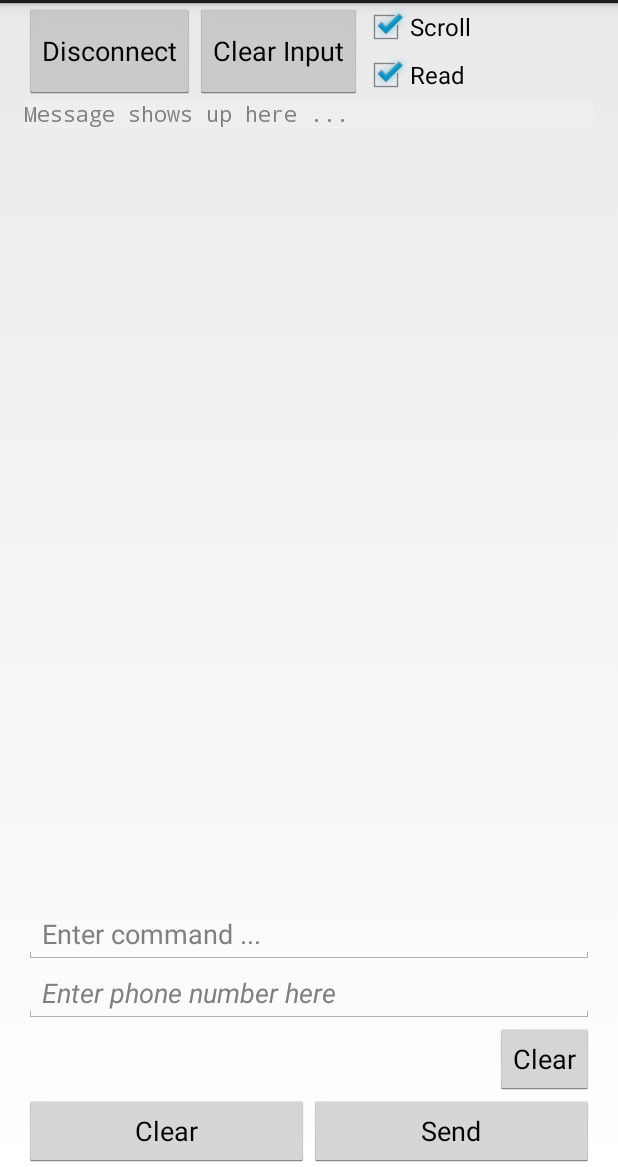
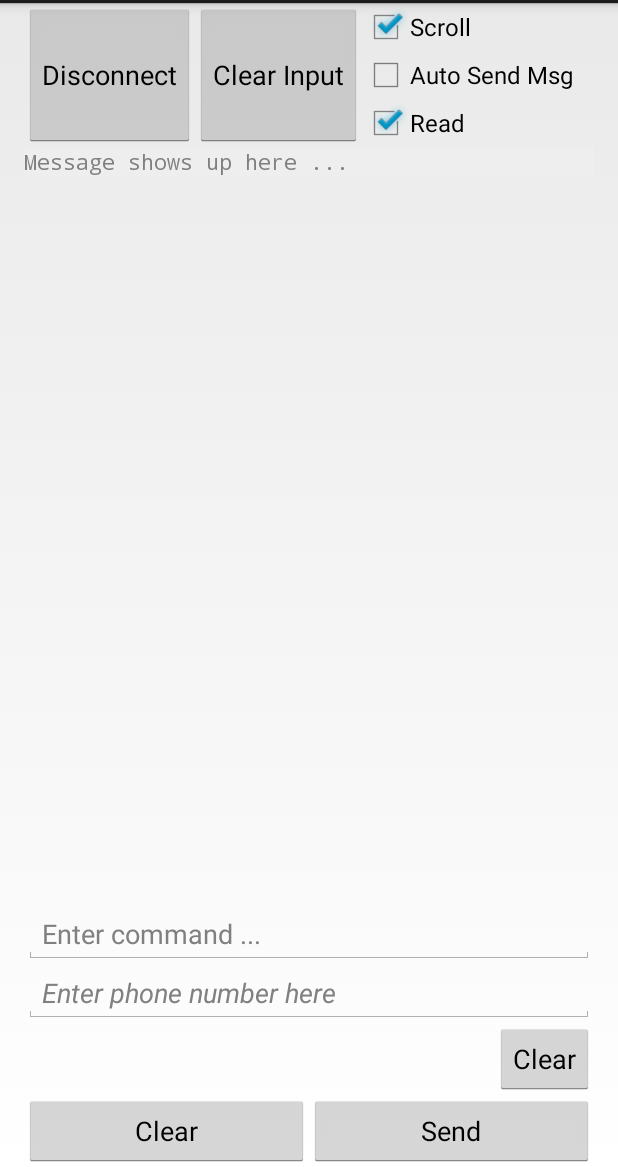
Before and after one commit to manashmandal/OthersProject, an Android app: the MainActivity screen opened directly, with no data from a screen before it, on a phone screen of 412 x 824 dp, the part 69-1236 px from its top. Run offline under Robolectric (Android 15) with nearby library versions, the phone set to English and light mode, and no system bars; 8 statements that could not run were skipped.

Commit message:
updated files

```diff
--- a/BeachAsif-EEE/BlueSerial-master/app/src/main/java/com/blueserial/Homescreen.java
+++ b/BeachAsif-EEE/BlueSerial-master/app/src/main/java/com/blueserial/Homescreen.java
@@ -35,11 +35,13 @@ import android.widget.AdapterView;
 import android.widget.AdapterView.OnItemClickListener;
 import android.widget.ArrayAdapter;
 import android.widget.Button;
+import android.widget.CheckBox;
 import android.widget.ListView;
 import android.widget.TextView;
 import android.widget.Toast;
 
 public class Homescreen extends Activity {
+
 
 	private Button mBtnSearch;
 	private Button mBtnConnect;
--- a/BeachAsif-EEE/BlueSerial-master/app/src/main/java/com/blueserial/MainActivity.java
+++ b/BeachAsif-EEE/BlueSerial-master/app/src/main/java/com/blueserial/MainActivity.java
@@ -59,6 +59,7 @@ public class MainActivity extends Activity {
 	private CheckBox chkScroll;
 	private CheckBox chkReceiveText;
 	private Button clearButton;
+	private CheckBox autoSendMessageCheckBox;
 
 	private boolean mIsBluetoothConnected = false;
 
@@ -91,6 +92,7 @@ public class MainActivity extends Activity {
 		mBtnClearInput = (Button) findViewById(R.id.btnClearInput);
 		phoneNumberEditText = (EditText) findViewById(R.id.phoneNumberEditText);
 		clearButton = (Button) findViewById(R.id.clearButton);
+		autoSendMessageCheckBox = (CheckBox) findViewById(R.id.autoMessageCheckBox);
 
 		mTxtReceive.setMovementMethod(new ScrollingMovementMethod());
 
@@ -213,7 +215,8 @@ public class MainActivity extends Activity {
 									mTxtReceive.append("\n");
 									mTxtReceive.append("Chars: " + strInput.length() + " Lines: " + mTxtReceive.getLineCount() + "\n");
 
-									if (strInput.contains("thief")) {
+									if (strInput.contains("Threat") && autoSendMessageCheckBox
+											.isChecked()) {
 										thiefAlert.sendSMS();
 										chkReceiveText.setChecked(false);
 									}
--- a/BeachAsif-EEE/BlueSerial-master/app/src/main/res/layout/activity_main.xml
+++ b/BeachAsif-EEE/BlueSerial-master/app/src/main/res/layout/activity_main.xml
@@ -38,6 +38,13 @@
                 android:layout_margin="0dp"
                 android:checked="true"
                 android:text="Scroll" />
+
+            <CheckBox
+                android:layout_width="wrap_content"
+                android:layout_height="wrap_content"
+                android:text="Auto Send Msg"
+                android:id="@+id/autoMessageCheckBox"
+                android:checked="false"/>
 
             <CheckBox
                 android:id="@+id/chkReceiveText"
```
